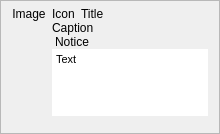
Above: src/plugins/notifications/notifywidget.ui from silvansky/Contacts before the change. Below: the same form after it.
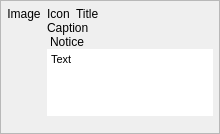
That is the form after the change. Custom widgets are drawn as their Qt base class.

```diff
--- a/src/plugins/notifications/notifywidget.ui
+++ b/src/plugins/notifications/notifywidget.ui
@@ -59,9 +59,15 @@
       <item>
        <widget class="QWidget" name="wdtText" native="true">
         <layout class="QHBoxLayout" name="horizontalLayout">
+         <property name="leftMargin">
+          <number>6</number>
+         </property>
          <property name="topMargin">
           <number>0</number>
          </property>
+         <property name="rightMargin">
+          <number>6</number>
+         </property>
          <property name="bottomMargin">
           <number>0</number>
          </property>
```
